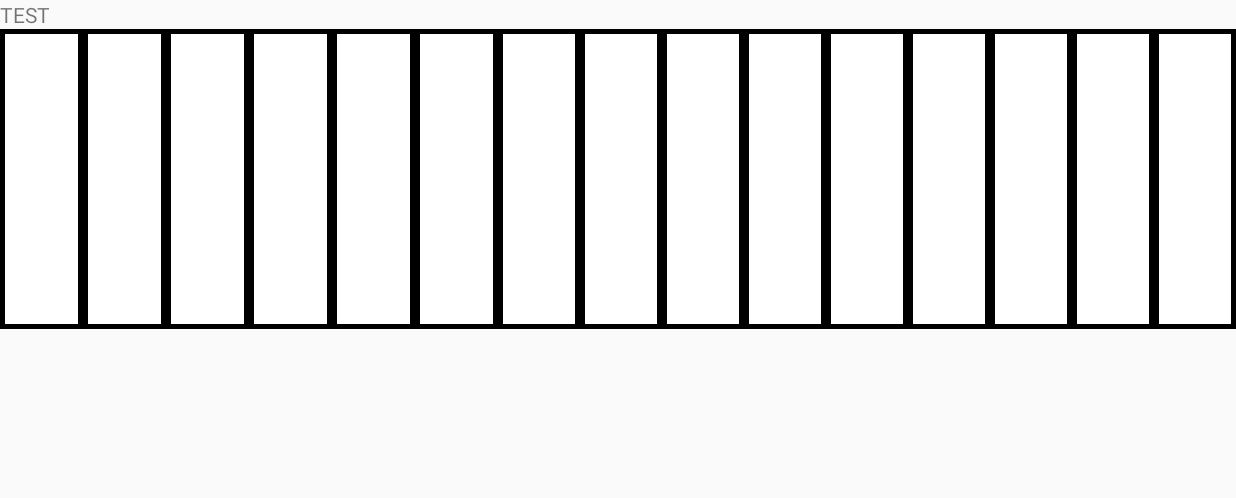
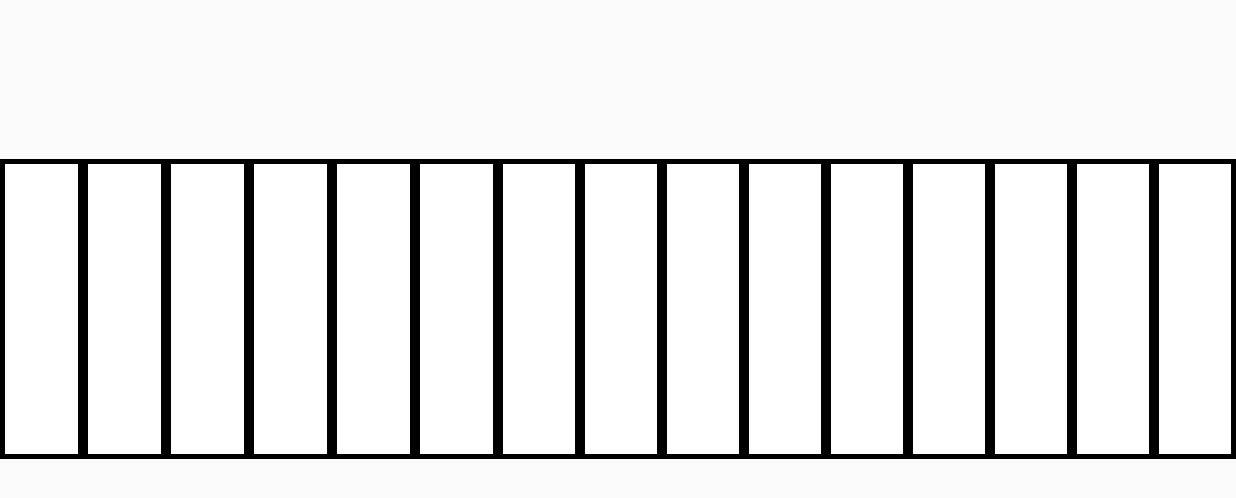
Before and after one commit to i08maeda/Piano, an Android app: the screen it shows after launch (MusicPracticeActivity before the commit, PianoActivity after it), after a tap on "ピアノ画面へ", on a phone screen of 824 x 412 dp (held sideways). Shown: the top 498 px of the screen. Run offline under Robolectric (Android 15) with nearby library versions, the phone set to English and light mode, and no system bars.

Commit message:
レイアウトを少し修正

```diff
--- a/app/src/main/AndroidManifest.xml
+++ b/app/src/main/AndroidManifest.xml
@@ -20,8 +20,8 @@
             </intent-filter>
         </activity>
         <activity
-            android:name=".MusicPracticeActivity"
-            android:label="@string/app_name">
+            android:name=".PianoActivity"
+            android:screenOrientation="landscape">
         </activity>
     </application>
 
--- a/app/src/main/java/app/naoyuki/piano/MainActivity.java
+++ b/app/src/main/java/app/naoyuki/piano/MainActivity.java
@@ -10,7 +10,6 @@ import android.view.View;
 import android.view.Menu;
 import android.view.MenuItem;
 import android.widget.Button;
-import android.widget.Toast;
 
 public class MainActivity extends AppCompatActivity {
 
@@ -26,7 +25,7 @@ public class MainActivity extends AppCompatActivity {
         piano_btn.setOnClickListener(new View.OnClickListener() {
             @Override
             public void onClick(View v) {
-                Intent intent=new Intent(MainActivity.this, MusicPracticeActivity.class);
+                Intent intent=new Intent(MainActivity.this, PianoActivity.class);
                 startActivity(intent);
                 //Toast.makeText(MainActivity.this, "Click", Toast.LENGTH_LONG).show();
             }
--- a/app/src/main/java/app/naoyuki/piano/MusicPracticeActivity.java
+++ b/app/src/main/java/app/naoyuki/piano/PianoActivity.java
@@ -1,20 +1,17 @@
 package app.naoyuki.piano;
 
 import android.app.Activity;
-import android.media.AudioAttributes;
 import android.media.AudioManager;
 import android.media.SoundPool;
 import android.os.Bundle;
 import android.support.v7.widget.Toolbar;
 import android.view.MotionEvent;
 import android.view.View;
-import android.widget.Button;
-import android.widget.Toast;
 
 /**
  * Created by Naoyuki on 2016/04/03.
  */
-public class MusicPracticeActivity extends Activity implements View.OnTouchListener {
+public class PianoActivity extends Activity implements View.OnTouchListener {
     final int MAX_SOUND_NUM=5;  //同時になる最大音数
     SoundPool sound_bool;
     int[][] sound_ids;
@@ -22,7 +19,7 @@ public class MusicPracticeActivity extends Activity implements View.OnTouchListe
     @Override
     protected void onCreate(Bundle savedInstanceState) {
         super.onCreate(savedInstanceState);
-        setContentView(R.layout.music_practice);
+        setContentView(R.layout.piano);
         Toolbar toolbar = (Toolbar) findViewById(R.id.toolbar);
 
         //音源の用意
--- a/app/src/main/res/layout/music_practice.xml
+++ b/app/src/main/res/layout/piano.xml
@@ -1,12 +1,9 @@
 <?xml version="1.0" encoding="utf-8"?>
 <LinearLayout xmlns:android="http://schemas.android.com/apk/res/android"
     android:orientation="vertical" android:layout_width="match_parent"
-    android:layout_height="match_parent">
+    android:layout_height="match_parent"
+    android:gravity="center_vertical">
 
-    <TextView
-        android:layout_width="match_parent"
-        android:layout_height="wrap_content"
-        android:text="TEST"/>
     <LinearLayout
         android:layout_width="match_parent"
         android:layout_height="wrap_content">
--- a/app/src/main/res/values/colors.xml
+++ b/app/src/main/res/values/colors.xml
@@ -4,6 +4,6 @@
     <color name="colorPrimaryDark">#303F9F</color>
     <color name="colorAccent">#FF4081</color>
     <color name="white">#FFFFFF</color>
-    <color name="pink">#FF4081</color>
+    <color name="pink">#FF9081</color>
     <color name="black">#000000</color>
 </resources>
```
